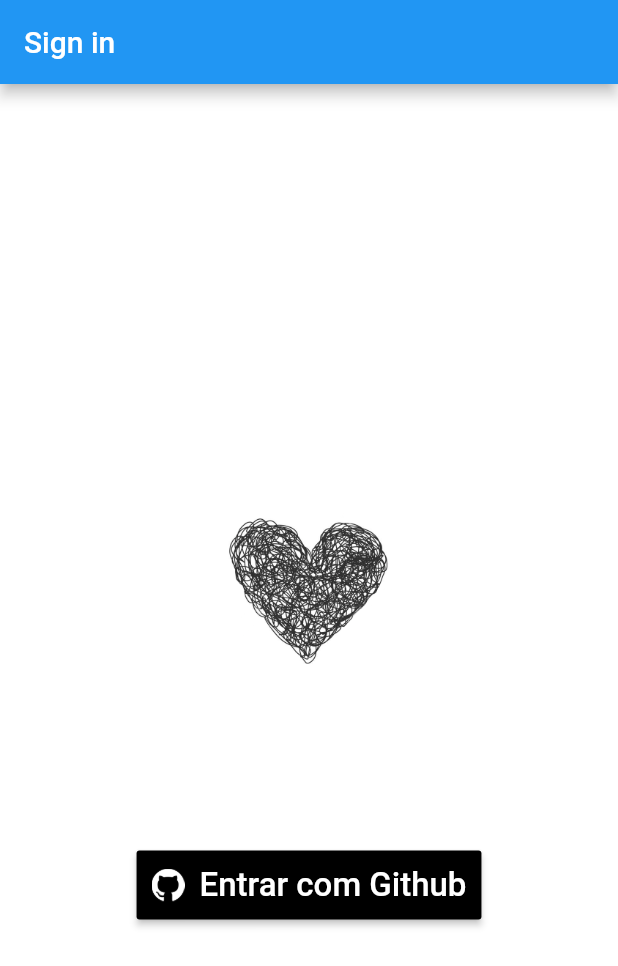
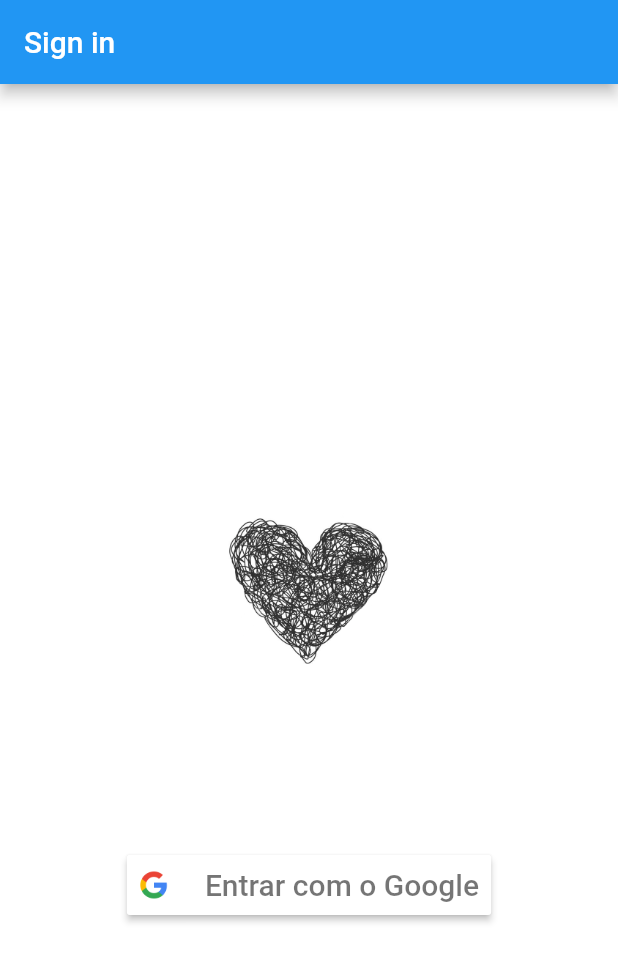
Before and after one commit to marquesm91/mess, a Flutter app: the screen it shows after launch, on a phone screen of 412 x 824 dp. Shown: the top 966 px of the screen. Run offline on Flutter 3.47's test engine with Material 2 defaults, Android fonts, the phone set to English and light mode, and no system bars; our stand-ins replace cloud_firestore, firebase_auth, google_sign_in; accounts and stored records are empty.

Commit message:
feat: add Google Sign In and Remove Github

```diff
--- a/lib/pages/login.dart
+++ b/lib/pages/login.dart
@@ -1,10 +1,7 @@
-import 'dart:async';
 import 'package:flutter/material.dart';
-import 'package:uni_links/uni_links.dart';
 import 'package:mess/services/auth.dart';
 import 'package:mess/services/storage.dart';
 import 'package:mess/models/user.dart';
-import 'package:mess/utils/colors.dart';
 
 class LoginPage extends StatefulWidget {
   LoginPage({this.auth, this.onSignedIn});
@@ -17,46 +14,16 @@ class LoginPage extends StatefulWidget {
 }
 
 class _LoginPageState extends State<LoginPage> {
-  StreamSubscription _subs;
   BaseStorage _storage = Storage();
 
-  @override
-  void initState() {
-    _initDeepLinkListener();
-    super.initState();
-  }
-
-  @override
-  void dispose() {
-    _disposeDeepLinkListener();
-    super.dispose();
-  }
-
-  void _initDeepLinkListener() async {
-    _subs = getLinksStream().listen((String link) {
-      _checkDeepLink(link);
-    }, cancelOnError: true);
-  }
-
-  void _disposeDeepLinkListener() {
-    if (_subs != null) {
-      _subs.cancel();
-      _subs = null;
-    }
-  }
-
-  void _checkDeepLink(String link) async {
-    if (link != null) {
-      String code = link.substring(link.indexOf(RegExp('code=')) + 5);
-
+  void _onClickSignIn() async {
     try {
-        User user = await widget.auth.signInWithGithub(code);
+      User user = await widget.auth.signInWithGoogle();
       await _storage.saveUser(user: user);
 
       widget.onSignedIn();
     } catch (error) {
       print("Login error: $error");
-      }
     }
   }
 
@@ -92,33 +59,39 @@ class _LoginPageState extends State<LoginPage> {
   }
 
   Widget githubSignInButton() {
-    return RaisedButton(
-      onPressed: openGithubAuth,
-      color: Colors.black,
-      highlightColor: BaseColors.primaryBlack,
-      splashColor: Colors.white30,
-      padding: EdgeInsets.all(10.0),
+    return ButtonTheme(
+      height: 40.0,
+      child: RaisedButton(
+        onPressed: _onClickSignIn,
+        color: Colors.white,
+        // highlightColor: Colors.black54,
+        // highlightElevation: 2.0,
+        // splashColor: Colors.black54,
+        padding: EdgeInsets.all(8.0),
         child: Row(
           mainAxisSize: MainAxisSize.min,
           mainAxisAlignment: MainAxisAlignment.center,
           children: [
             Container(
-            padding: EdgeInsets.only(right: 10),
+              padding: EdgeInsets.only(right: 24),
               child: Image.asset(
-              'assets/github-logo.png',
-              height: 22,
+                'assets/google-logo.png',
+                height: 20,
                 fit: BoxFit.cover,
               ),
             ),
             Text(
-            'Entrar com Github',
+              'Entrar com o Google',
               style: TextStyle(
-              fontSize: 22,
-              color: Colors.white,
+                fontSize: 20,
+                fontFamily: "Roboto",
+                fontWeight: FontWeight.w500,
+                color: Color.fromRGBO(0, 0, 0, 0.54),
               ),
             ),
           ],
         ),
+      ),
     );
   }
 }
```
Also changed, not shown: lib/pages/rank.dart (+10 -10 lines), lib/services/auth.dart (+24 -0 lines), assets/google-logo.png (added), 2 other files. Lines whose indentation alone changed are shown as unchanged.
